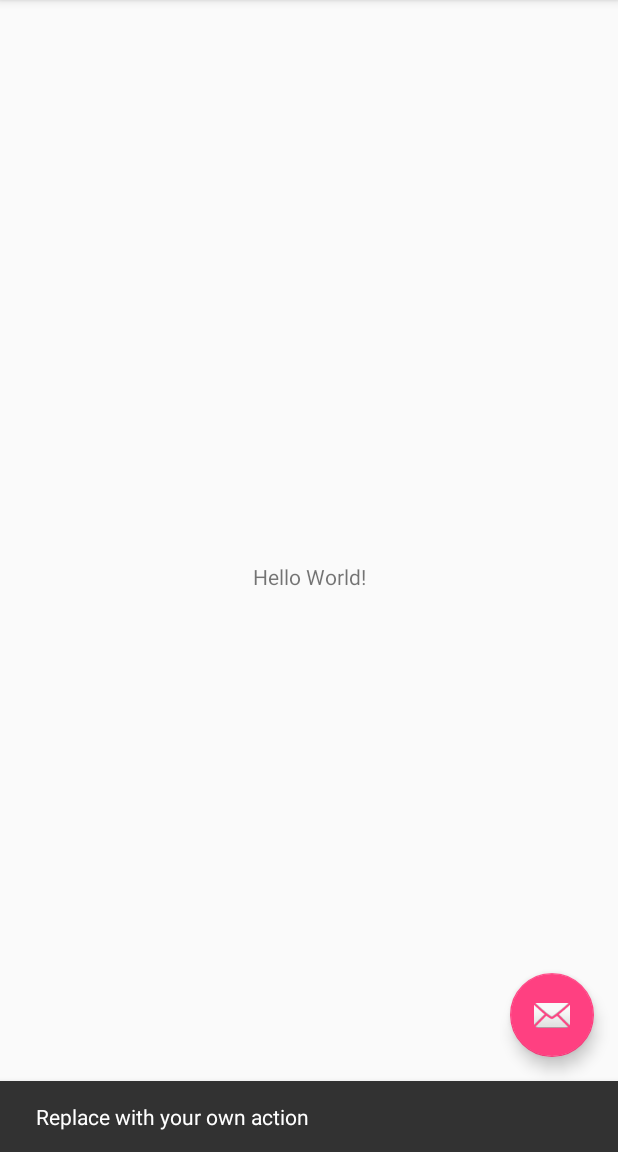
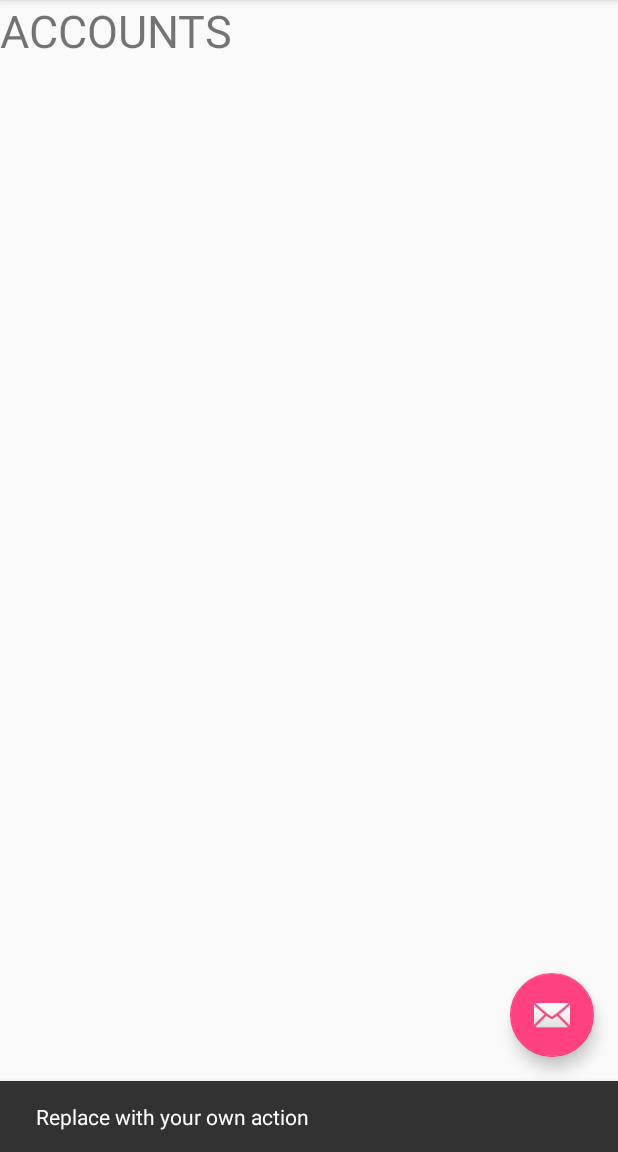
Before and after one commit to alexey-odintsov/Budget, an Android app: the screen it shows after launch (MainActivity), after a tap on an icon or button, on a phone screen of 412 x 824 dp, the part 84-1236 px from its top. Run offline under Robolectric (Android 15) with nearby library versions, the phone set to English and light mode, and no system bars; our stand-ins replace data binding.

Commit message:
Init and show Accounts fragment at first.

```diff
--- a/app/src/main/java/com/alekso/budget/ui/MainActivity.java
+++ b/app/src/main/java/com/alekso/budget/ui/MainActivity.java
@@ -14,6 +14,7 @@ import android.view.Menu;
 import android.view.MenuItem;
 
 import com.alekso.budget.R;
+import com.alekso.budget.ui.accounts.AccountsFragment;
 
 public class MainActivity extends AppCompatActivity
         implements NavigationView.OnNavigationItemSelectedListener {
@@ -42,6 +43,14 @@ public class MainActivity extends AppCompatActivity
 
         NavigationView navigationView = (NavigationView) findViewById(R.id.nav_view);
         navigationView.setNavigationItemSelectedListener(this);
+
+        AccountsFragment accountsFragment;
+        accountsFragment = (AccountsFragment) getSupportFragmentManager().findFragmentByTag(AccountsFragment.TAG);
+        if (accountsFragment == null) {
+            accountsFragment = AccountsFragment.newInstance();
+        }
+        getSupportFragmentManager().beginTransaction().replace(R.id.main_frame, accountsFragment, AccountsFragment.TAG).commit();
+
     }
 
     @Override
--- a/app/src/main/java/com/alekso/budget/ui/accounts/AccountsFragment.java
+++ b/app/src/main/java/com/alekso/budget/ui/accounts/AccountsFragment.java
@@ -29,7 +29,7 @@ import java.util.List;
 public class AccountsFragment extends Fragment implements AccountsContract.View,
         LoaderManager.LoaderCallbacks<Cursor> {
     private static final boolean DEBUG = true;
-    private static final String TAG = App.fullTag(AccountsFragment.class.getSimpleName());
+    public static final String TAG = App.fullTag(AccountsFragment.class.getSimpleName());
 
     private static final int LOADER_GET_ACCOUNTS = 1;
 
--- a/app/src/main/res/layout/content_main.xml
+++ b/app/src/main/res/layout/content_main.xml
@@ -8,13 +8,9 @@
     tools:context="com.alekso.budget.ui.MainActivity"
     tools:showIn="@layout/app_bar_main">
 
-    <TextView
-        android:layout_width="wrap_content"
-        android:layout_height="wrap_content"
-        android:text="Hello World!"
-        app:layout_constraintBottom_toBottomOf="parent"
-        app:layout_constraintLeft_toLeftOf="parent"
-        app:layout_constraintRight_toRightOf="parent"
-        app:layout_constraintTop_toTopOf="parent" />
+    <RelativeLayout
+        android:id="@+id/main_frame"
+        android:layout_width="match_parent"
+        android:layout_height="match_parent" />
 
 </android.support.constraint.ConstraintLayout>
--- a/app/src/main/res/layout/fragment_accounts.xml
+++ b/app/src/main/res/layout/fragment_accounts.xml
@@ -4,6 +4,12 @@
     <FrameLayout
         android:layout_width="match_parent"
         android:layout_height="match_parent">
+
+        <TextView
+            android:layout_width="match_parent"
+            android:layout_height="wrap_content"
+            android:text="ACCOUNTS"
+            android:textSize="30sp" />
 
         <android.support.v7.widget.RecyclerView
             android:id="@+id/rv_accounts"
```
